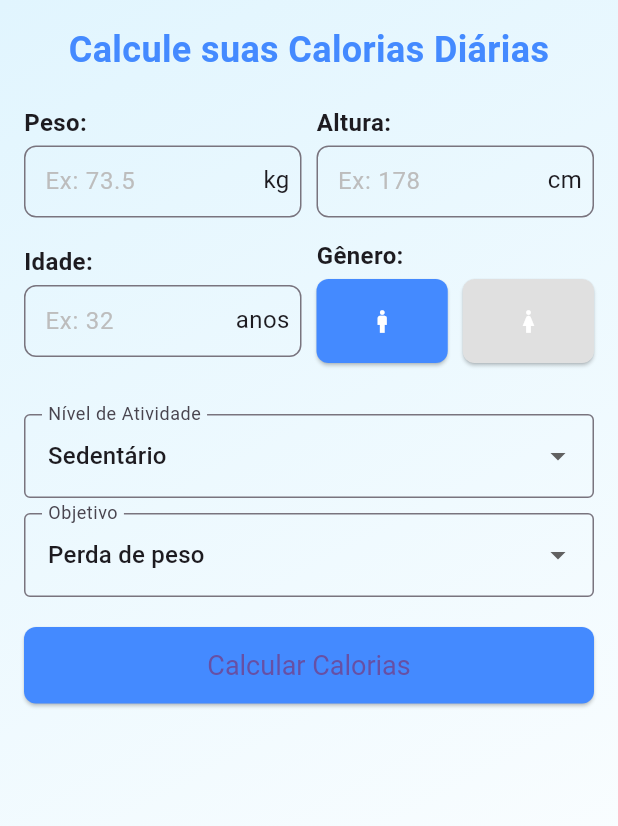
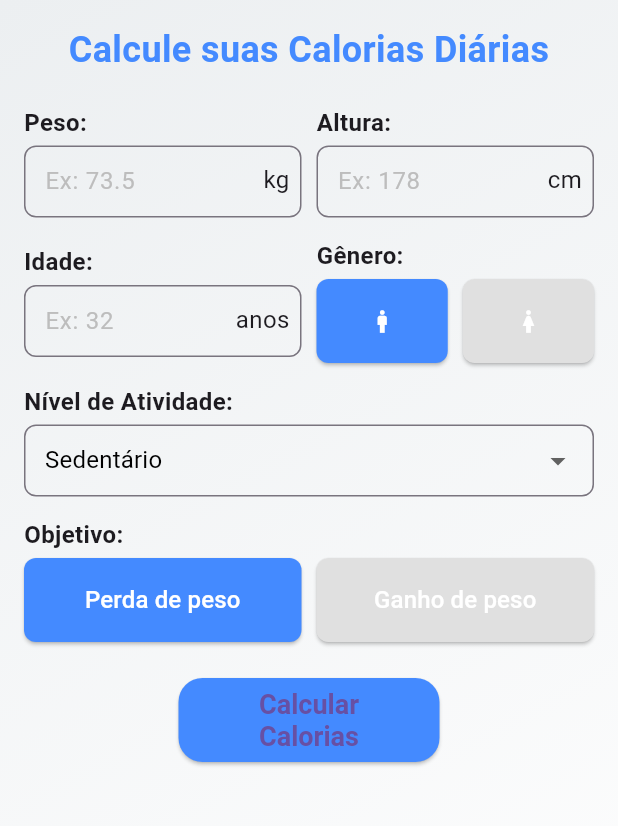
Before and after one commit to AlexsandroFde/Balance_Fit, a Flutter app: the screen it shows after launch, on a phone screen of 412 x 824 dp, the part 84-910 px from its top. Run offline on Flutter 3.47's test engine with Material 3 defaults, Android fonts, the phone set to English and light mode, and no system bars; our stand-ins replace shared_preferences.

Commit message:
refactor interface

```diff
--- a/lib/screens/historico_screen.dart
+++ b/lib/screens/historico_screen.dart
@@ -34,10 +34,16 @@ class _HistoricoScreenState extends State<HistoricoScreen> {
   Widget build(BuildContext context) {
     return Scaffold(
       appBar: AppBar(
-        title: Text('Histórico do Último Cálculo'),
+        title: Text('Último Cálculo'),
       ),
       body: Container(
-        color: Colors.lightBlue[50], // Cor de fundo suave
+        decoration: BoxDecoration(
+          gradient: LinearGradient(
+            colors: [Colors.blueGrey[50]!, Colors.white],
+            begin: Alignment.topLeft,
+            end: Alignment.bottomRight,
+          ),
+        ),
         padding: EdgeInsets.all(16.0),
         child: ultimoCalculo == null
             ? Center(child: Text('Nenhum cálculo salvo.'))
@@ -46,6 +52,7 @@ class _HistoricoScreenState extends State<HistoricoScreen> {
           children: [
             Text(
               'Último Cálculo Realizado',
+              textAlign: TextAlign.center,
               style: TextStyle(fontSize: 24, fontWeight: FontWeight.bold, color: Colors.blue),
             ),
             SizedBox(height: 20),
@@ -64,7 +71,7 @@ class _HistoricoScreenState extends State<HistoricoScreen> {
             Center(
               child: Text(
                 '${ultimoCalculo!.caloriasDiarias.toStringAsFixed(2)} kcal',
-                style: TextStyle(fontSize: 36, fontWeight: FontWeight.bold, color: Colors.green),
+                style: TextStyle(fontSize: 36, fontWeight: FontWeight.bold, color: Colors.blue),
               ),
             ),
             SizedBox(height: 20),
--- a/lib/screens/home_screen.dart
+++ b/lib/screens/home_screen.dart
@@ -2,8 +2,9 @@ import 'package:flutter/material.dart';
 import '../services/calculation_service.dart';
 import '../services/storage_service.dart';
 import '../models/calculo_model.dart';
+import '../widgets/custom_dropdown_field.dart';
 import '../widgets/custom_text_field.dart';
-import '../widgets/gender_selector.dart';
+import '../widgets/custom_selector.dart';
 
 class HomeScreen extends StatefulWidget {
   @override
@@ -57,7 +58,7 @@ class _HomeScreenState extends State<HomeScreen> {
       body: Container(
         decoration: BoxDecoration(
           gradient: LinearGradient(
-            colors: [Colors.lightBlue[50]!, Colors.white],
+            colors: [Colors.blueGrey[50]!, Colors.white],
             begin: Alignment.topLeft,
             end: Alignment.bottomRight,
           ),
@@ -144,62 +145,61 @@ class _HomeScreenState extends State<HomeScreen> {
                   ),
                   SizedBox(width: 10),
                   Expanded(
-                    child: GenderSelector(
-                      selectedGender: genero,
-                      onGenderChanged: (newGender) {
+                    child: CustomSelector(
+                      labelText: 'Gênero:',
+                      items: ['Masculino', 'Feminino'],
+                      onChanged: (newGender) {
                         setState(() {
                           genero = newGender;
                         });
+                      },
+                      selectedValue: genero,
+                      itemIcons: {
+                        'Masculino': IconData(0xf0538, fontFamily: 'MaterialIcons'),
+                        'Feminino': IconData(0xf05ab, fontFamily: 'MaterialIcons'),
                       },
                     ),
                   ),
                 ],
               ),
-              SizedBox(height: 20),
-              DropdownButtonFormField(
+              CustomDropdownField(
+                labelText: 'Nível de Atividade:',
                 value: nivelAtividade,
-                items: ['Sedentário', 'Levemente ativo', 'Moderadamente ativo', 'Muito ativo'].map((String value) {
-                  return DropdownMenuItem(value: value, child: Text(value));
-                }).toList(),
+                items: ['Sedentário', 'Levemente ativo', 'Moderadamente ativo', 'Muito ativo'],
                 onChanged: (newValue) {
                   setState(() {
-                    nivelAtividade = newValue.toString();
+                    nivelAtividade = newValue!;
                   });
                 },
-                decoration: InputDecoration(
-                  labelText: 'Nível de Atividade',
-                  border: OutlineInputBorder(),
               ),
+              CustomSelector<String>(
+                labelText: 'Objetivo:',
+                selectedValue: objetivo,
+                items: ['Perda de peso', 'Ganho de peso'],
+                onChanged: (newValue) {
+                  setState(() {
+                    objetivo = newValue;
+                  });
+                },
               ),
               SizedBox(height: 10),
-              DropdownButtonFormField(
-                value: objetivo,
-                items: ['Perda de peso', 'Ganho de peso'].map((String value) {
-                  return DropdownMenuItem(value: value, child: Text(value));
-                }).toList(),
-                onChanged: (newValue) {
-                  setState(() {
-                    objetivo = newValue.toString();
-                  });
-                },
-                decoration: InputDecoration(
-                  labelText: 'Objetivo',
-                  border: OutlineInputBorder(),
-                ),
-              ),
-              SizedBox(height: 20),
-              ElevatedButton(
+              Padding(
+                padding: EdgeInsets.symmetric(horizontal: MediaQuery.of(context).size.width * 0.25),
+                child: ElevatedButton(
                   onPressed: () {
                     if (_formKey.currentState!.validate()) {
                       calcular();
                     }
                   },
-                child: Text('Calcular Calorias'),
+                  child: Text('Calcular Calorias',
+                      textAlign: TextAlign.center,
+                  ),
                   style: ElevatedButton.styleFrom(
-                  padding: EdgeInsets.symmetric(vertical: 15),
-                  textStyle: TextStyle(fontSize: 18),
-                  primary: Colors.blueAccent,
-                  shape: RoundedRectangleBorder(borderRadius: BorderRadius.circular(8)),
+                    minimumSize: const Size(double.infinity, 56),
+                    backgroundColor: Colors.blueAccent,
+                    textStyle: TextStyle(fontSize: 18, fontWeight: FontWeight.bold),
+                    shape: RoundedRectangleBorder(borderRadius: BorderRadius.circular(16)),
+                  ),
                 ),
               ),
             ],
--- a/lib/screens/resultado_screen.dart
+++ b/lib/screens/resultado_screen.dart
@@ -8,17 +8,22 @@ class ResultadoScreen extends StatelessWidget {
 
     return Scaffold(
       appBar: AppBar(
-        title: Text('Resultado das Calorias Diárias'),
+        title: Text('Resultado'),
       ),
       body: Container(
-        color: Colors.lightBlue[50], // Cor de fundo suave
+        decoration: BoxDecoration(
+          gradient: LinearGradient(
+            colors: [Colors.blueGrey[50]!, Colors.white],
+            begin: Alignment.topLeft,
+            end: Alignment.bottomRight,
+          ),
+        ),
         padding: EdgeInsets.all(16.0),
-        child: SingleChildScrollView( // Adicionando SingleChildScrollView
-          child: Column(
-            crossAxisAlignment: CrossAxisAlignment.start,
+        child: ListView(
             children: [
               Text(
                 'Calorias Diárias Recomendadas',
+                textAlign: TextAlign.center,
                 style: TextStyle(fontSize: 24, fontWeight: FontWeight.bold, color: Colors.blue),
               ),
               SizedBox(height: 20),
@@ -30,13 +35,14 @@ class ResultadoScreen extends StatelessWidget {
               Center(
                 child: Text(
                   '${calculo.caloriasDiarias.toStringAsFixed(2)} kcal',
-                  style: TextStyle(fontSize: 36, fontWeight: FontWeight.bold, color: Colors.green),
+                  style: TextStyle(fontSize: 36, fontWeight: FontWeight.bold, color: Colors.blue),
                 ),
               ),
               SizedBox(height: 40),
               Text(
                 'Detalhes do Cálculo:',
-                style: TextStyle(fontSize: 20, fontWeight: FontWeight.bold),
+                textAlign: TextAlign.center,
+                style: TextStyle(fontSize: 20, fontWeight: FontWeight.bold, color: Colors.blue),
               ),
               SizedBox(height: 10),
               _buildDetailRow('Peso', '${calculo.peso} kg'),
@@ -45,7 +51,6 @@ class ResultadoScreen extends StatelessWidget {
               _buildDetailRow('Gênero', calculo.genero),
               _buildDetailRow('Nível de Atividade', calculo.nivelAtividade),
             ],
-          ),
         ),
       ),
     );
--- /dev/null
+++ b/lib/widgets/custom_dropdown_field.dart
@@ -0,0 +1,74 @@
+import 'package:flutter/material.dart';
+
+class CustomDropdownField extends StatelessWidget {
+  final String labelText;
+  final String value;
+  final List<String> items;
+  final void Function(String?)? onChanged;
+
+  const CustomDropdownField({
+    Key? key,
+    required this.labelText,
+    required this.value,
+    required this.items,
+    this.onChanged,
+  }) : super(key: key);
+
+  @override
+  Widget build(BuildContext context) {
+    return Column(
+      crossAxisAlignment: CrossAxisAlignment.start,
+      children: [
+        Text(
+          labelText,
+          style: const TextStyle(
+            fontSize: 16,
+            fontWeight: FontWeight.bold,
+          ),
+        ),
+        const SizedBox(height: 4),
+        SizedBox(
+          height: 62,
+          child: DropdownButtonFormField<String>(
+            value: value,
+            items: items.map((String item) {
+              return DropdownMenuItem<String>(
+                value: item,
+                child: Text(
+                  item,
+                  style: TextStyle(
+                    fontSize: 16,
+                    color: value == item ? Colors.blue : Colors.black,
+                    fontWeight: value == item ? FontWeight.bold : FontWeight.normal,
+                  ),
+                ),
+              );
+            }).toList(),
+            onChanged: onChanged,
+            // Usando selectedItemBuilder para personalizar a exibição do item selecionado no campo
+            selectedItemBuilder: (BuildContext context) {
+              return items.map((String item) {
+                return Text(
+                  item,
+                  style: const TextStyle(
+                    fontSize: 16,
+                    color: Colors.black, // Cor fixa para o campo de exibição
+                    fontWeight: FontWeight.normal,
+                  ),
+                );
+              }).toList();
+            },
+            decoration: InputDecoration(
+              contentPadding: const EdgeInsets.symmetric(vertical: 10, horizontal: 10),
+              border: OutlineInputBorder(
+                borderRadius: BorderRadius.circular(8),
+                borderSide: const BorderSide(color: Colors.blue),
+              ),
+            ),
+            dropdownColor: Colors.white,
+          ),
+        ),
+      ],
+    );
+  }
+}
--- /dev/null
+++ b/lib/widgets/custom_selector.dart
@@ -0,0 +1,85 @@
+import 'package:flutter/material.dart';
+
+class CustomSelector<T> extends StatefulWidget {
+  final String labelText;
+  final T selectedValue;
+  final List<T> items;
+  final ValueChanged<T> onChanged;
+  final Map<T, IconData>? itemIcons; // Ícones opcionais para cada item
+
+  const CustomSelector({
+    Key? key,
+    required this.labelText,
+    required this.selectedValue,
+    required this.items,
+    required this.onChanged,
+    this.itemIcons,
+  }) : super(key: key);
+
+  @override
+  _CustomSelectorState<T> createState() => _CustomSelectorState<T>();
+}
+
+class _CustomSelectorState<T> extends State<CustomSelector<T>> {
+  @override
+  Widget build(BuildContext context) {
+    return Column(
+      crossAxisAlignment: CrossAxisAlignment.start,
+      children: [
+        Text(
+          widget.labelText,
+          style: const TextStyle(
+            fontSize: 16,
+            fontWeight: FontWeight.bold,
+          ),
+        ),
+        const SizedBox(height: 4),
+        Row(
+          mainAxisAlignment: MainAxisAlignment.start,
+          children: List.generate(widget.items.length, (index) {
+            final item = widget.items[index];
+            final isSelected = widget.selectedValue == item;
+            final itemIcon = widget.itemIcons?[item];
+
+            return Expanded(
+              child: Row(
+                children: [
+                  if (index > 0) const SizedBox(width: 5),
+                  Expanded(
+                    child: ElevatedButton(
+                      style: ElevatedButton.styleFrom(
+                        minimumSize: const Size(double.infinity, 56),
+                        backgroundColor: isSelected ? Colors.blueAccent : Colors.grey[300],
+                        shape: RoundedRectangleBorder(
+                          borderRadius: BorderRadius.circular(8),
+                        ),
+                      ),
+                      onPressed: () {
+                        widget.onChanged(item);
+                      },
+                      child: itemIcon != null
+                          ? Icon(
+                        itemIcon,
+                        color: Colors.white,
+                      )
+                          : Text(
+                        item.toString(),
+                        style: const TextStyle(
+                          color: Colors.white,
+                          fontSize: 16,
+                        ),
+                        textAlign: TextAlign.center,
+                      ),
+                    ),
+                  ),
+                  if (index < widget.items.length - 1) const SizedBox(width: 5),
+                ],
+              ),
+            );
+          }),
+        ),
+        const SizedBox(height: 14),
+      ],
+    );
+  }
+}
--- a/lib/widgets/custom_text_field.dart
+++ b/lib/widgets/custom_text_field.dart
@@ -41,10 +41,6 @@ class CustomTextField extends StatelessWidget {
                 borderRadius: BorderRadius.circular(8),
                 borderSide: const BorderSide(color: Colors.blue), // Cor da borda
               ),
-              focusedBorder: OutlineInputBorder(
-                borderRadius: BorderRadius.circular(8),
-                borderSide: const BorderSide(color: Colors.blue), // Cor da borda quando focado
-              ),
               contentPadding: const EdgeInsets.symmetric(vertical: 10, horizontal: 10),
               suffixIcon: Padding(
                 padding: const EdgeInsets.only(right: 8),
@@ -53,10 +49,10 @@ class CustomTextField extends StatelessWidget {
                   widthFactor: 0,
                   alignment: Alignment.centerRight,
                   child: Transform.translate(
-                    offset: Offset(0, -1), // Move o texto 8 pixels para cima
+                    offset: Offset(0, -1),
                     child: Text(
                       suffixText, // Texto do sufixo
-                      style: TextStyle(fontSize: 16), // Tamanho da fonte do sufixo
+                      style: TextStyle(fontSize: 16),
                     ),
                   ),
                 ),
--- a/lib/widgets/gender_selector.dart
+++ /dev/null
@@ -1,70 +0,0 @@
-import 'package:flutter/material.dart';
-
-class GenderSelector extends StatefulWidget {
-  final String selectedGender;
-  final ValueChanged<String> onGenderChanged;
-
-  GenderSelector({required this.selectedGender, required this.onGenderChanged});
-
-  @override
-  _GenderSelectorState createState() => _GenderSelectorState();
-}
-
-class _GenderSelectorState extends State<GenderSelector> {
-  @override
-  Widget build(BuildContext context) {
-    return Column(
-      crossAxisAlignment: CrossAxisAlignment.start,
-      children: [
-        Text(
-          'Gênero:',
-          style: TextStyle(fontSize: 16, fontWeight: FontWeight.bold),
-        ),
-        SizedBox(height: 4),
-        Row(
-          mainAxisAlignment: MainAxisAlignment.start,
-          children: [
-            Expanded(
-              child: ElevatedButton(
-                style: ElevatedButton.styleFrom(
-                  minimumSize: Size(double.infinity, 56), // Mantém a altura
-                  backgroundColor: widget.selectedGender == 'Masculino'
-                      ? Colors.blueAccent
-                      : Colors.grey[300],
-                  shape: RoundedRectangleBorder(borderRadius: BorderRadius.circular(8)),
-                ),
-                onPressed: () {
-                  widget.onGenderChanged('Masculino');
-                },
-                child: Icon(
-                  IconData(0xf0538, fontFamily: 'MaterialIcons'), // Ícone masculino
-                  color: Colors.white,
-                ),
-              ),
-            ),
-            SizedBox(width: 10),
-            Expanded(
-              child: ElevatedButton(
-                style: ElevatedButton.styleFrom(
-                  minimumSize: Size(double.infinity, 56), // Mantém a altura
-                  backgroundColor: widget.selectedGender == 'Feminino'
-                      ? Colors.blueAccent
-                      : Colors.grey[300],
-                  shape: RoundedRectangleBorder(borderRadius: BorderRadius.circular(8)),
-                ),
-                onPressed: () {
-                  widget.onGenderChanged('Feminino');
-                },
-                child: Icon(
-                  IconData(0xf05ab, fontFamily: 'MaterialIcons'), // Ícone feminino
-                  color: Colors.white,
-                ),
-              ),
-            ),
-          ],
-        ),
-        SizedBox(height: 14)
-      ],
-    );
-  }
-}
```
Lines whose indentation alone changed are shown as unchanged.
